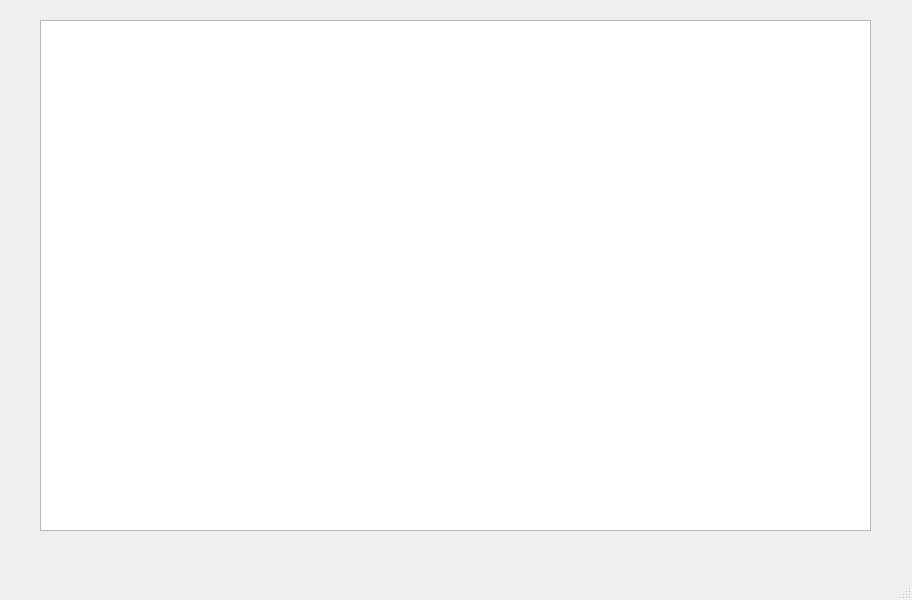
The window that 28_GUI_Project/mainwindow.ui (SPSMB/PRO_4r_2025_2026_IT2) describes before a commit, drawn with Qt 5.
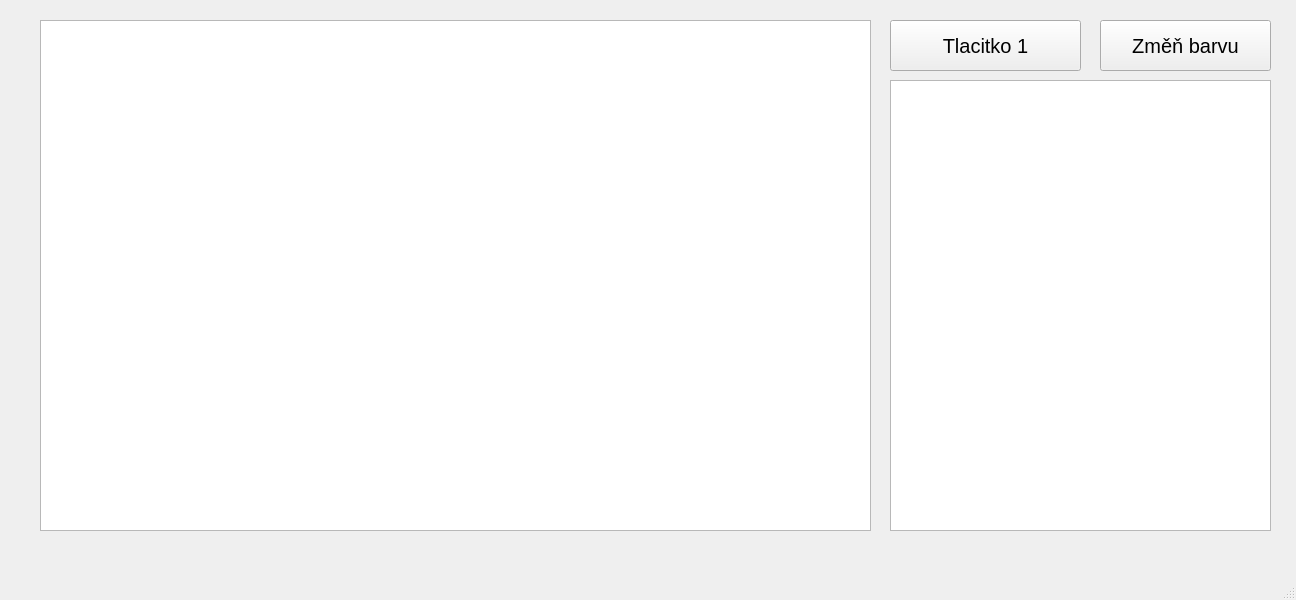
The same window after the commit.

```diff
--- a/28_GUI_Project/mainwindow.ui
+++ b/28_GUI_Project/mainwindow.ui
@@ -6,7 +6,7 @@
    <rect>
     <x>0</x>
     <y>0</y>
-    <width>912</width>
+    <width>1296</width>
     <height>600</height>
    </rect>
   </property>
@@ -24,6 +24,57 @@
      </rect>
     </property>
    </widget>
+   <widget class="QPushButton" name="btn_tlacitko1">
+    <property name="geometry">
+     <rect>
+      <x>890</x>
+      <y>20</y>
+      <width>191</width>
+      <height>51</height>
+     </rect>
+    </property>
+    <property name="font">
+     <font>
+      <pointsize>15</pointsize>
+     </font>
+    </property>
+    <property name="text">
+     <string>Tlacitko 1</string>
+    </property>
+   </widget>
+   <widget class="QTextEdit" name="console">
+    <property name="geometry">
+     <rect>
+      <x>890</x>
+      <y>80</y>
+      <width>381</width>
+      <height>451</height>
+     </rect>
+    </property>
+    <property name="font">
+     <font>
+      <pointsize>14</pointsize>
+     </font>
+    </property>
+   </widget>
+   <widget class="QPushButton" name="btn_color">
+    <property name="geometry">
+     <rect>
+      <x>1100</x>
+      <y>20</y>
+      <width>171</width>
+      <height>51</height>
+     </rect>
+    </property>
+    <property name="font">
+     <font>
+      <pointsize>15</pointsize>
+     </font>
+    </property>
+    <property name="text">
+     <string>Změň barvu</string>
+    </property>
+   </widget>
   </widget>
   <widget class="QMenuBar" name="menubar">
    <property name="geometry">
```
Left out of the diff: 2 changed lines with no effect on the pictures.
